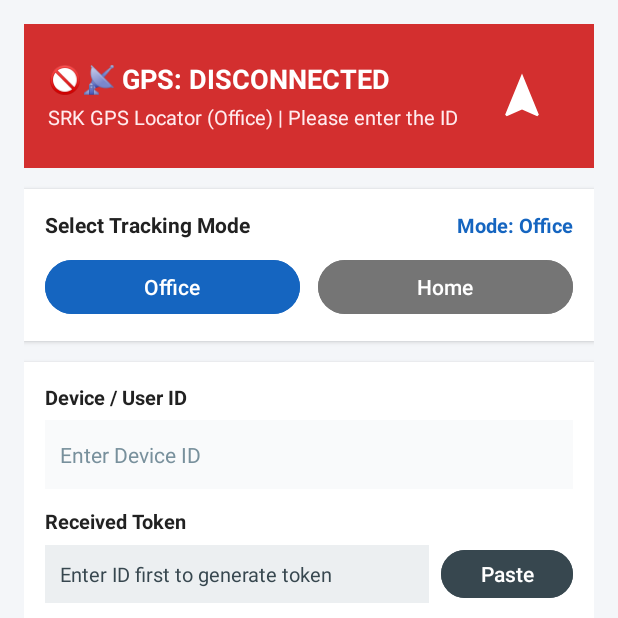
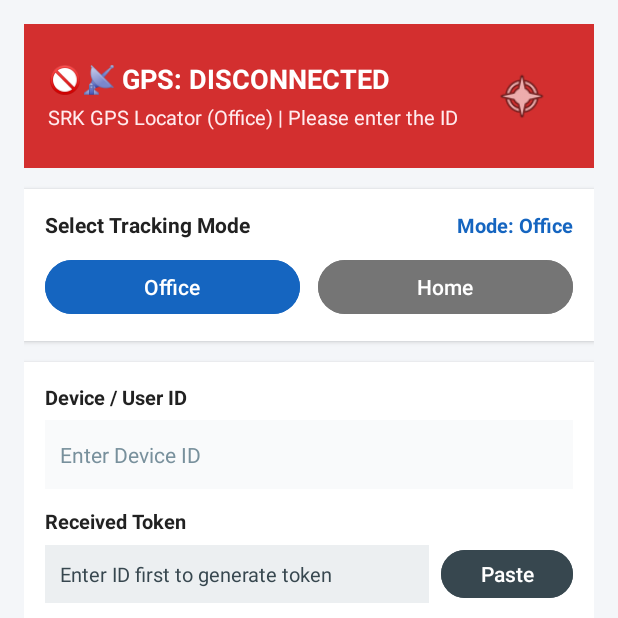
Before and after one commit to srk3trading-en/familygpsapp, an Android app: the screen it shows after launch (MainActivity), on a phone screen of 412 x 824 dp, the top half of it. Run offline under Robolectric (Android 15) with nearby library versions, the phone set to English and light mode, and no system bars.

Commit message:
Update activity_main.xml

```diff
--- a/familygpsapp/app/src/main/res/layout/activity_main.xml
+++ b/familygpsapp/app/src/main/res/layout/activity_main.xml
@@ -49,7 +49,7 @@
                     android:textSize="13sp" />
             </LinearLayout>
 
-            <!-- Radar Pulse Ring + Arrow Icon Container -->
+            <!-- Radar Pulse Ring + Arrow Icon Container (Temporarily Detached from Custom Drawables) -->
             <FrameLayout
                 android:layout_width="64dp"
                 android:layout_height="64dp"
@@ -62,7 +62,7 @@
                     android:layout_height="56dp"
                     android:layout_gravity="center"
                     android:alpha="0.0"
-                    android:background="@drawable/bg_radar_ring"
+                    android:background="@android:color/transparent"
                     android:visibility="invisible" />
 
                 <ImageView
@@ -71,7 +71,7 @@
                     android:layout_height="36dp"
                     android:layout_gravity="center"
                     android:contentDescription="Signal Status Icon"
-                    android:src="@drawable/ic_signal_arrow" />
+                    android:src="@android:drawable/ic_menu_compass" />
             </FrameLayout>
         </LinearLayout>
 
```
